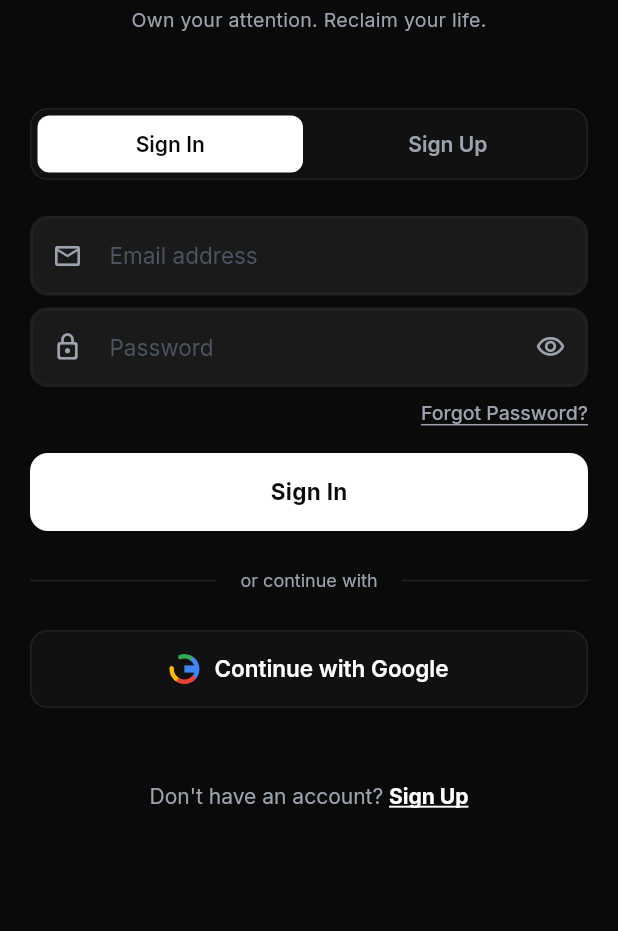
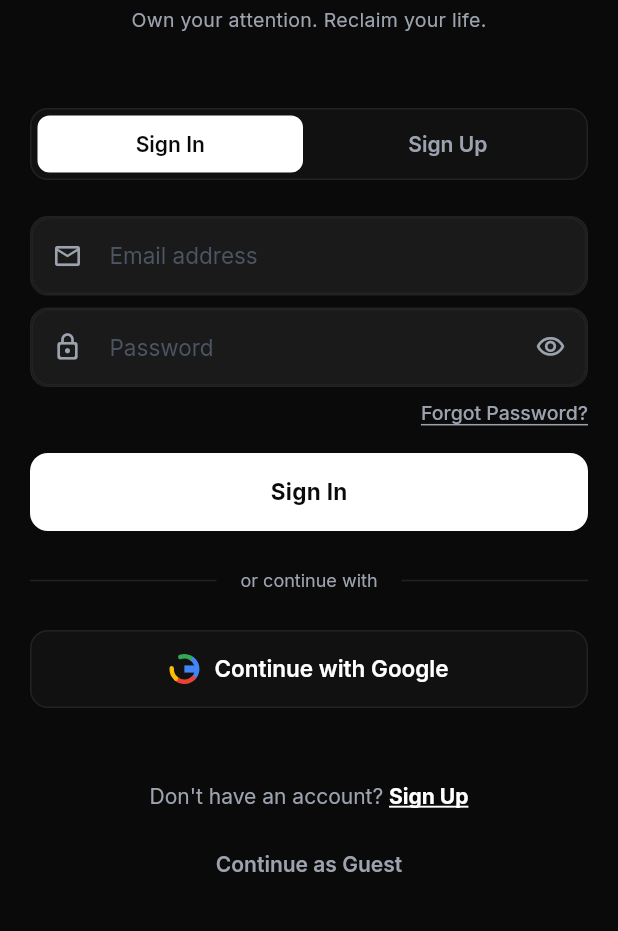
Before and after one commit to arqamkhxn/sayno, a Flutter app: the LoginScreen screen opened by its route, on a phone screen of 412 x 824 dp, the part 255-1186 px from its top. Run offline on Flutter 3.47's test engine with Material 3 defaults, Android fonts, the phone set to English and light mode, and no system bars; our stand-ins replace cloud_firestore, firebase_auth, firebase_core, firebase_messaging, fl_chart, flutter_local_notifications and 8 more; accounts and stored records are empty; generated files the repository leaves out were written again; network calls fail.

Commit message:
feat(auth): guest mode and global onboarding flow
- guest_mode_provider.dart: created shared preferences backed notifier.
- login_screen.dart: added Continue as Guest button.
- app_router.dart: implemented redirect rules for guest mode.
- bottom_nav_bar.dart: injected GuestLoginBanner globally for unauthenticated guest users.

```diff
--- a/lib/features/auth/presentation/login_screen.dart
+++ b/lib/features/auth/presentation/login_screen.dart
@@ -6,6 +6,7 @@ import 'package:google_fonts/google_fonts.dart';
 
 import '../../../core/constants/app_colors.dart';
 import '../../../core/constants/app_sizes.dart';
+import '../../../core/providers/guest_mode_provider.dart';
 import '../application/auth_controller.dart';
 import '../application/auth_exception_handler.dart';
 
@@ -221,6 +222,8 @@ class _LoginScreenState extends ConsumerState<LoginScreen>
                 _buildGoogleButton(isLoading),
                 const SizedBox(height: AppSizes.xxl),
                 _buildFooterToggle(isLogin),
+                const SizedBox(height: AppSizes.lg),
+                _buildGuestButton(),
                 const SizedBox(height: AppSizes.xl),
               ],
             ),
@@ -656,6 +659,24 @@ class _LoginScreenState extends ConsumerState<LoginScreen>
       ],
     );
   }
+
+  Widget _buildGuestButton() {
+    return GestureDetector(
+      onTap: () {
+        ref.read(guestModeProvider.notifier).setGuestMode(true);
+      },
+      child: Center(
+        child: Text(
+          'Continue as Guest',
+          style: GoogleFonts.inter(
+            fontSize: 14,
+            fontWeight: FontWeight.w600,
+            color: AppColors.textSecondary,
+          ),
+        ),
+      ),
+    );
+  }
 }
 
 // ---------------------------------------------------------------------------
```
Also changed, not shown: lib/core/providers/guest_mode_provider.dart (added, +24 -0 lines), lib/features/auth/presentation/widgets/guest_login_banner.dart (added, +65 -0 lines), lib/navigation/app_router.dart (+12 -3 lines), lib/shared/widgets/bottom_nav_bar.dart (+15 -3 lines), 6 other files.
